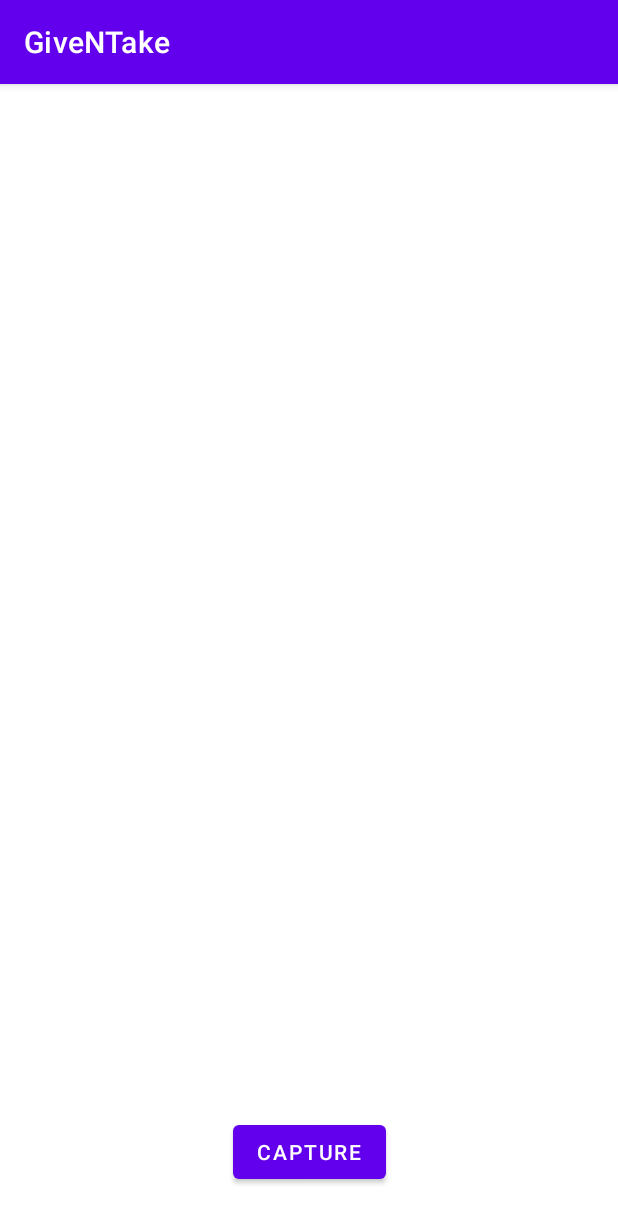
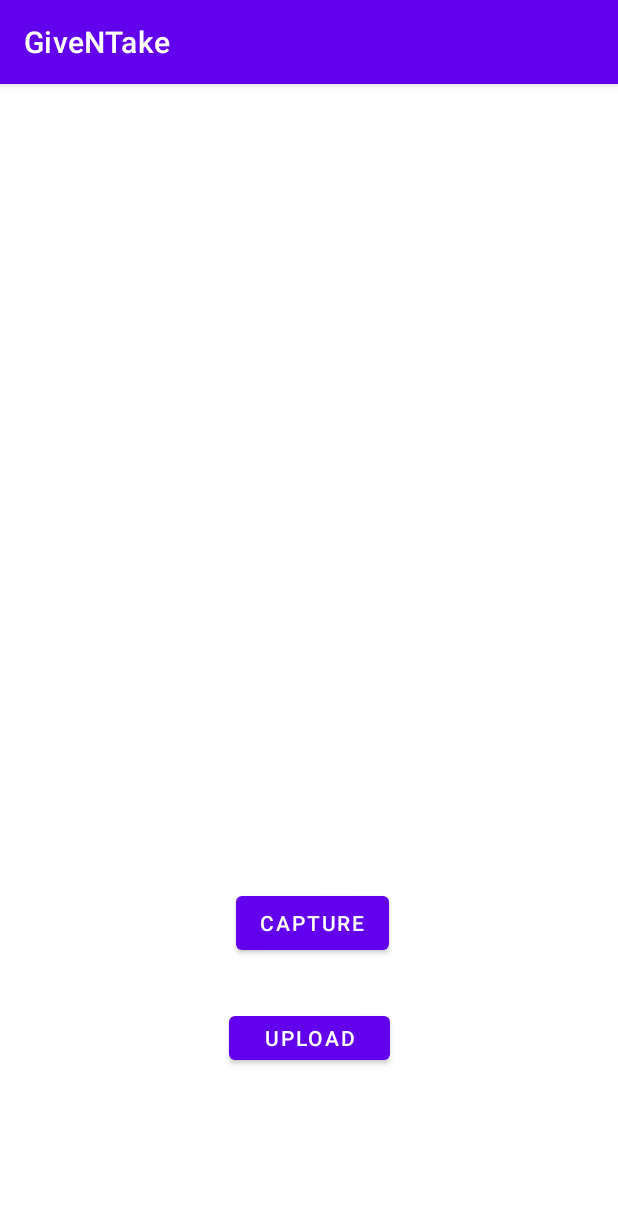
Before and after one commit to mimisyaheeda/Work-Now, an Android app: the CameraActivity screen opened directly, with no data from a screen before it, on a phone screen of 412 x 824 dp. Shown: the top 1223 px of the screen. Run offline under Robolectric (Android 15) with nearby library versions, the phone set to English and light mode, and no system bars; our stand-ins replace Firebase (no records; nobody signed in at launch, a user with empty details on screens opened directly); libraries missing offline, so code that uses them is left out: io.grpc.

Commit message:
Assignment P3 final

```diff
--- a/app/build.gradle
+++ b/app/build.gradle
@@ -43,6 +43,7 @@ dependencies {
     implementation 'com.google.android.libraries.maps:maps:3.1.0-beta'
     implementation 'androidx.navigation:navigation-fragment:2.3.3'
     implementation 'androidx.navigation:navigation-ui:2.3.3'
+    implementation 'com.google.firebase:firebase-storage:19.2.1'
     testImplementation 'junit:junit:4.+'
     androidTestImplementation 'androidx.test.ext:junit:1.1.2'
     androidTestImplementation 'androidx.test.espresso:espresso-core:3.3.0'
--- a/app/src/main/AndroidManifest.xml
+++ b/app/src/main/AndroidManifest.xml
@@ -5,7 +5,6 @@
     <uses-permission android:name="android.permission.INTERNET" />
     <uses-permission android:name="android.permission.CAMERA"/>
     <uses-permission android:name="android.permission.WRITE_EXTERNAL_STORAGE"/>
-    <uses-feature android:name="android.hardware.Camera"/>
 
     <application
         android:allowBackup="true"
--- a/app/src/main/java/mmu/edu/my/signup/CameraActivity.java
+++ b/app/src/main/java/mmu/edu/my/signup/CameraActivity.java
@@ -7,11 +7,13 @@ import androidx.core.app.ActivityCompat;
 import androidx.core.content.ContextCompat;
 
 import android.Manifest;
+import android.app.ProgressDialog;
 import android.content.Intent;
 import android.content.pm.PackageManager;
 import android.graphics.Bitmap;
 import android.graphics.BitmapFactory;
 import android.hardware.Camera;
+import android.net.Uri;
 import android.os.Bundle;
 import android.os.Environment;
 import android.provider.MediaStore;
@@ -22,49 +24,121 @@ import android.widget.Button;
 import android.widget.ImageView;
 import android.widget.Toast;
 
+import com.google.android.gms.tasks.OnFailureListener;
+import com.google.android.gms.tasks.OnSuccessListener;
+import com.google.firebase.storage.FirebaseStorage;
+import com.google.firebase.storage.StorageReference;
+import com.google.firebase.storage.UploadTask;
+
+import java.io.ByteArrayOutputStream;
 import java.io.File;
 import java.io.FileNotFoundException;
 import java.io.FileOutputStream;
 import java.io.IOException;
 import java.text.SimpleDateFormat;
 import java.util.Date;
+import java.util.UUID;
+
+import io.grpc.Context;
 
 public class CameraActivity extends AppCompatActivity {
 //SurfaceView surfaceView;
 //Camera camera;
 //SurfaceHolder surfaceHolder;
 //Camera.PictureCallback pictureCallback;
-Button btnCapture;
-ImageView imageView;
+private Button btnCapture, btnUpload;
+private ImageView photo;
+private Bitmap image;
+
+static final int CAMERA_REQUEST_CODE = 1;
+StorageReference mStorage;
+ProgressDialog mProgress;
+
     @Override
     protected void onCreate(Bundle savedInstanceState) {
         super.onCreate(savedInstanceState);
         setContentView(R.layout.activity_camera);
-        imageView=findViewById(R.id.imageView);
+
+        mStorage = FirebaseStorage.getInstance().getReference();
+
+        photo=findViewById(R.id.imageView);
         btnCapture=findViewById(R.id.btnCapture);
+        btnUpload=findViewById(R.id.btnUpload);
 
-        if(ActivityCompat.checkSelfPermission(this, Manifest.permission.CAMERA)!= PackageManager.PERMISSION_GRANTED){
+        mProgress =  new ProgressDialog(this);
+
+        /*if(ActivityCompat.checkSelfPermission(this, Manifest.permission.CAMERA)!= PackageManager.PERMISSION_GRANTED){
             ActivityCompat.requestPermissions(this, new String[]{Manifest.permission.CAMERA},100);
 
-        }
+        }*/
 
         btnCapture.setOnClickListener(new View.OnClickListener(){
             @Override
             public void onClick(View v) {
                 Intent intent=new Intent(MediaStore.ACTION_IMAGE_CAPTURE);
-                startActivityForResult(intent,99);
+                startActivityForResult(intent, 0);
+            }
+        });
+        btnUpload.setOnClickListener(new View.OnClickListener() {
+            @Override
+            public void onClick(View v) {
+                upload();
             }
         });
 
 
     }
 
+    private void upload() {
+        ByteArrayOutputStream stream = new ByteArrayOutputStream();
+        image.compress(Bitmap.CompressFormat.JPEG, 100, stream);
+         final String random = UUID.randomUUID().toString();
+        StorageReference imageRef = mStorage.child("image/" + random);
+
+        byte[] b = stream.toByteArray();
+        imageRef.putBytes(b)
+                .addOnSuccessListener(new OnSuccessListener<UploadTask.TaskSnapshot>() {
+                    @Override
+                    public void onSuccess(UploadTask.TaskSnapshot taskSnapshot) {
+                       taskSnapshot.getMetadata().getReference().getDownloadUrl().addOnSuccessListener(new OnSuccessListener<Uri>() {
+                           @Override
+                           public void onSuccess(Uri uri) {
+                               Uri downloadUri = uri;
+                           }
+                       });
+                        Toast.makeText(CameraActivity.this, "Photo uploaded", Toast.LENGTH_SHORT).show();
+                    }
+                })
+                .addOnFailureListener(new OnFailureListener() {
+                    @Override
+                    public void onFailure(@NonNull Exception e) {
+                        Toast.makeText(CameraActivity.this, "Upload Failed", Toast.LENGTH_SHORT).show();
+                    }
+                });
+    }
+
     @Override
     protected void onActivityResult(int requestCode, int resultCode, @Nullable Intent data) {
         super.onActivityResult(requestCode, resultCode, data);
-        if(requestCode==99){
+        if(requestCode==0 && resultCode==RESULT_OK){
+
+            image = (Bitmap)data.getExtras().get("data");
+            photo.setImageBitmap(image);
+
+            /*mProgress.setMessage("Uploading Image...");
+            mProgress.show();
+
+            Uri uri = data.getData();
             Bitmap bitmap=(Bitmap)data.getExtras().get("data");
             imageView.setImageBitmap(bitmap);
+            StorageReference filepath = mStorage.child("feedback").child(uri.getLastPathSegment());
+            filepath.putFile(uri).addOnSuccessListener(new OnSuccessListener<UploadTask.TaskSnapshot>() {
+                @Override
+                public void onSuccess(UploadTask.TaskSnapshot taskSnapshot) {
+                    mProgress.dismiss();
+                    Toast.makeText(CameraActivity.this, "Uploading Finish...", Toast.LENGTH_LONG).show();
+                }
+            });*/
         }
     }
 }
--- a/app/src/main/res/layout/activity_camera.xml
+++ b/app/src/main/res/layout/activity_camera.xml
@@ -8,24 +8,37 @@
 
     <ImageView
         android:id="@+id/imageView"
-        android:layout_width="420dp"
-        android:layout_height="597dp"
+        android:layout_width="410dp"
+        android:layout_height="503dp"
         app:layout_constraintBottom_toBottomOf="parent"
         app:layout_constraintEnd_toEndOf="parent"
-        app:layout_constraintHorizontal_bias="0.498"
+        app:layout_constraintHorizontal_bias="0.555"
         app:layout_constraintStart_toStartOf="parent"
         app:layout_constraintTop_toTopOf="parent"
-        app:layout_constraintVertical_bias="0.343"
+        app:layout_constraintVertical_bias="0.0"
         tools:srcCompat="@tools:sample/avatars" />
 
     <Button
         android:id="@+id/btnCapture"
         android:layout_width="wrap_content"
         android:layout_height="wrap_content"
+        android:layout_marginTop="32dp"
         android:text="@string/btnCaptureString"
+        app:layout_constraintEnd_toEndOf="parent"
+        app:layout_constraintHorizontal_bias="0.508"
+        app:layout_constraintStart_toStartOf="parent"
+        app:layout_constraintTop_toBottomOf="@+id/imageView" />
+
+    <Button
+        android:id="@+id/btnUpload"
+        android:layout_width="107dp"
+        android:layout_height="41dp"
+        android:layout_marginTop="32dp"
+        android:text="@string/StringUpload"
         app:layout_constraintBottom_toBottomOf="parent"
         app:layout_constraintEnd_toEndOf="parent"
         app:layout_constraintStart_toStartOf="parent"
-        app:layout_constraintTop_toBottomOf="@+id/imageView" />
+        app:layout_constraintTop_toBottomOf="@+id/btnCapture"
+        app:layout_constraintVertical_bias="0.0" />
 
 </androidx.constraintlayout.widget.ConstraintLayout>
--- a/app/src/main/res/values/strings.xml
+++ b/app/src/main/res/values/strings.xml
@@ -22,4 +22,5 @@
 
     <string name="hello_first_fragment">Hello first fragment</string>
     <string name="hello_second_fragment">Hello second fragment. Arg: %1$s</string>
+    <string name="StringUpload">Upload</string>
 </resources>
```
